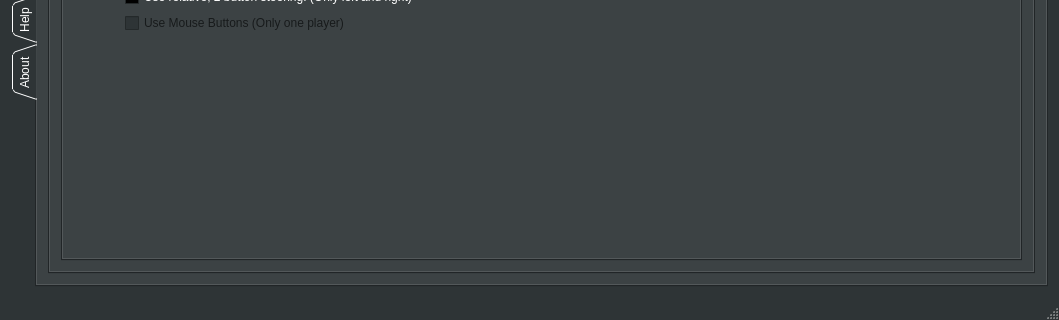
First picture: the form in MainWindow.ui, repository SwissalpS/QtSssSNibblers, before the edit; both pictures show x 0 to 1059 and y 319 to 639 of the 1059 by 639 pixel window.
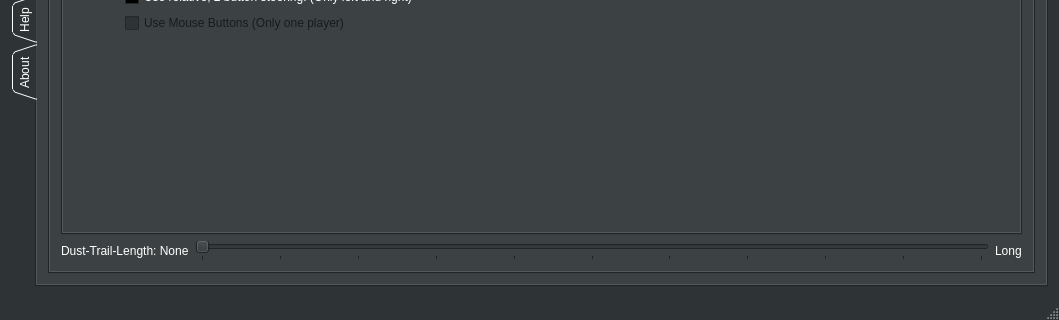
Second picture: the form after the edit. The open tabs and pages were chosen to show the change.

Commit message:
UI changes to: user may now influence trail length
# Conflicts:
#	MainWindow.ui

```diff
--- a/MainWindow.ui
+++ b/MainWindow.ui
@@ -3916,6 +3916,46 @@
               </widget>
              </widget>
             </item>
+            <item row="1" column="0">
+             <layout class="QHBoxLayout" name="horizontalLayout_7">
+              <item>
+               <widget class="QLabel" name="label_43">
+                <property name="text">
+                 <string>Dust-Trail-Length: None</string>
+                </property>
+               </widget>
+              </item>
+              <item>
+               <widget class="QSlider" name="sliderDust">
+                <property name="maximum">
+                 <number>10000</number>
+                </property>
+                <property name="pageStep">
+                 <number>100</number>
+                </property>
+                <property name="tracking">
+                 <bool>false</bool>
+                </property>
+                <property name="orientation">
+                 <enum>Qt::Horizontal</enum>
+                </property>
+                <property name="tickPosition">
+                 <enum>QSlider::TicksBelow</enum>
+                </property>
+                <property name="tickInterval">
+                 <number>1000</number>
+                </property>
+               </widget>
+              </item>
+              <item>
+               <widget class="QLabel" name="label_44">
+                <property name="text">
+                 <string>Long</string>
+                </property>
+               </widget>
+              </item>
+             </layout>
+            </item>
            </layout>
           </widget>
           <widget class="QWidget" name="tabGame">
```
